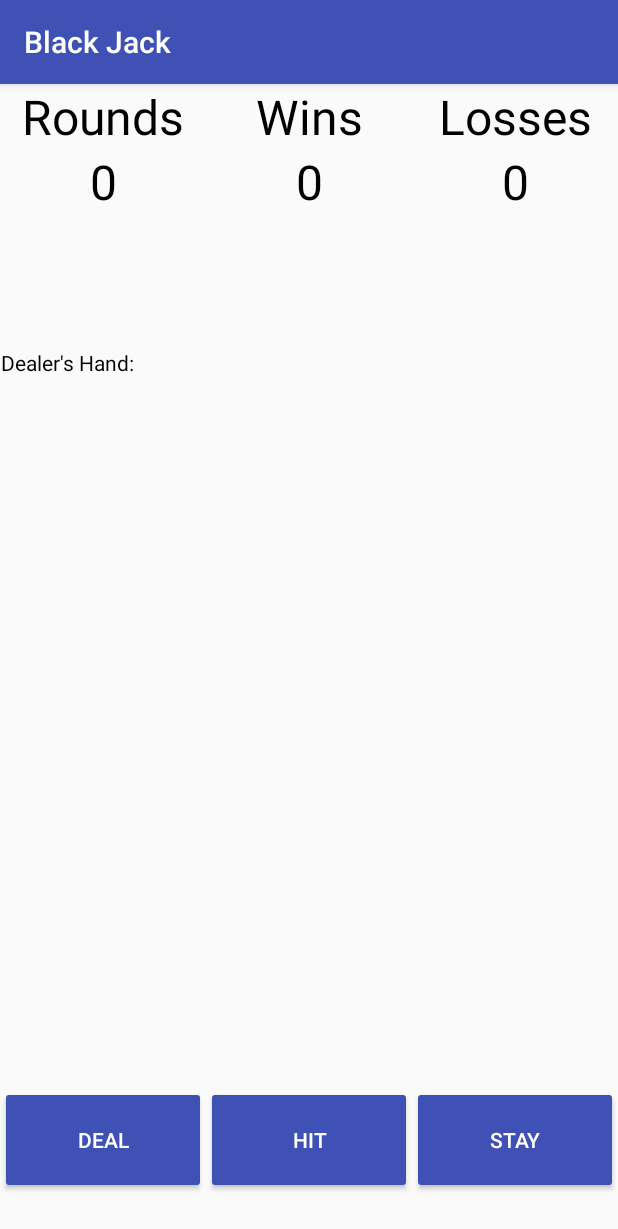
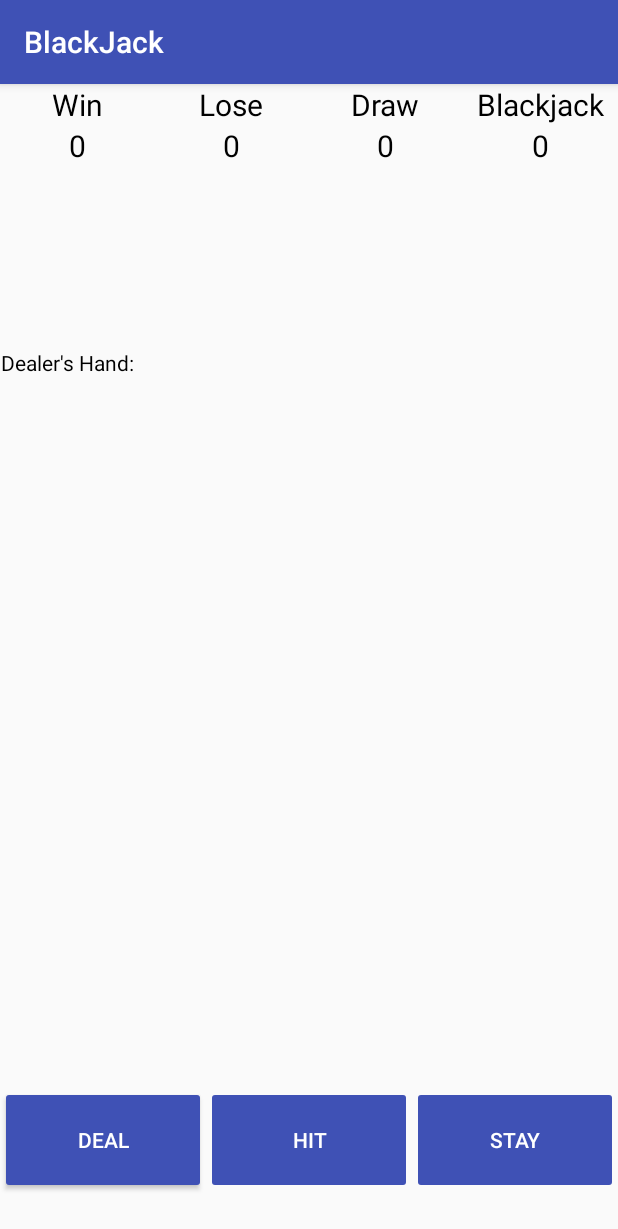
Before and after one commit to Zion-Graham/BlackJack, an Android app: the screen it shows after launch (MainActivity), on a phone screen of 412 x 824 dp. Shown: the top 1229 px of the screen. Run offline under Robolectric (Android 15) with nearby library versions, the phone set to English and light mode, and no system bars.

Commit message:
Updated MainActivity.java, activity_main.xml, dimens and string.xml.  Core flow of the game starting to be implemented.

```diff
--- a/app/src/main/res/layout/activity_main.xml
+++ b/app/src/main/res/layout/activity_main.xml
@@ -23,20 +23,20 @@
                 android:orientation="vertical"
                 android:layout_weight="1">
                 <TextView
-                    android:id="@+id/round"
                     android:layout_height="wrap_content"
                     android:layout_width="match_parent"
-                    android:text="@string/rounds"
+                    android:text="@string/wins"
                     android:gravity="center"
                     android:textColor="@android:color/black"
-                    android:textSize="32sp"/>
+                    android:textSize="@dimen/stats_text_size"/>
                 <TextView
+                    android:id="@+id/wins"
                     android:layout_width="match_parent"
                     android:layout_height="wrap_content"
                     android:gravity="center"
                     android:text="0"
                     android:textColor="@android:color/black"
-                    android:textSize="32sp"/>
+                    android:textSize="@dimen/stats_text_size"/>
             </LinearLayout>
             <LinearLayout
                 android:layout_width="0dp"
@@ -44,20 +44,20 @@
                 android:orientation="vertical"
                 android:layout_weight="1">
                 <TextView
-                    android:id="@+id/wins"
                     android:layout_height="wrap_content"
                     android:layout_width="match_parent"
-                    android:text="@string/wins"
+                    android:text="@string/losses"
                     android:gravity="center"
                     android:textColor="@android:color/black"
-                    android:textSize="32sp"/>
+                    android:textSize="@dimen/stats_text_size"/>
                 <TextView
+                    android:id="@+id/losses"
                     android:layout_width="match_parent"
                     android:layout_height="wrap_content"
                     android:gravity="center"
                     android:text="0"
                     android:textColor="@android:color/black"
-                    android:textSize="32sp"/>
+                    android:textSize="@dimen/stats_text_size"/>
             </LinearLayout>
             <LinearLayout
                 android:layout_width="0dp"
@@ -65,20 +65,41 @@
                 android:orientation="vertical"
                 android:layout_weight="1">
                 <TextView
-                    android:id="@+id/losses"
                     android:layout_height="wrap_content"
                     android:layout_width="match_parent"
-                    android:text="@string/losses"
+                    android:text="@string/draw"
                     android:gravity="center"
                     android:textColor="@android:color/black"
-                    android:textSize="32sp"/>
+                    android:textSize="@dimen/stats_text_size"/>
+                <TextView
+                    android:id="@+id/draws"
+                    android:layout_width="match_parent"
+                    android:layout_height="wrap_content"
+                    android:gravity="center"
+                    android:text="0"
+                    android:textColor="@android:color/black"
+                    android:textSize="@dimen/stats_text_size"/>
+            </LinearLayout>
+            <LinearLayout
+                android:layout_width="0dp"
+                android:layout_height="match_parent"
+                android:orientation="vertical"
+                android:layout_weight="1">
+                <TextView
+                    android:id="@+id/blackjacks"
+                    android:layout_height="wrap_content"
+                    android:layout_width="match_parent"
+                    android:text="@string/blackjacks"
+                    android:gravity="center"
+                    android:textColor="@android:color/black"
+                    android:textSize="@dimen/stats_text_size"/>
                 <TextView
                     android:layout_width="match_parent"
                     android:layout_height="wrap_content"
                     android:gravity="center"
                     android:text="0"
                     android:textColor="@android:color/black"
-                    android:textSize="32sp"/>
+                    android:textSize="@dimen/stats_text_size"/>
             </LinearLayout>
         </LinearLayout>
         <LinearLayout
@@ -114,13 +135,13 @@
         <HorizontalScrollView
             android:layout_width="match_parent"
             android:layout_height="0dp"
-            android:layout_weight="3"
-            android:paddingTop="72dp">
+            android:layout_weight="3">
             <LinearLayout
                 android:layout_width="wrap_content"
                 android:layout_height="match_parent"
                 android:orientation="horizontal"
-                android:id="@+id/player_deck"></LinearLayout>
+                android:id="@+id/player_deck"
+                android:gravity="bottom"></LinearLayout>
 
         </HorizontalScrollView>
         <LinearLayout
@@ -148,7 +169,9 @@
             android:backgroundTint="@color/colorPrimary"
             android:textColor="@android:color/white"
             android:gravity="center"
-            android:layout_gravity="center"/>
+            android:layout_gravity="center"
+            android:onClick="hit"
+            android:enabled="false"/>
 
         <Button
             android:id="@+id/stay_btn"
@@ -159,7 +182,9 @@
             android:backgroundTint="@color/colorPrimary"
             android:textColor="@android:color/white"
             android:gravity="center"
-            android:layout_gravity="center"/>
+            android:layout_gravity="center"
+            android:enabled="false"
+            android:onClick="stay"/>
         </LinearLayout>
     </LinearLayout>
 </LinearLayout>
--- a/app/src/main/res/values/dimens.xml
+++ b/app/src/main/res/values/dimens.xml
@@ -2,4 +2,5 @@
     <!-- Default screen margins, per the Android Design guidelines. -->
     <dimen name="activity_horizontal_margin">16dp</dimen>
     <dimen name="activity_vertical_margin">16dp</dimen>
+    <dimen name="stats_text_size">20sp</dimen>
 </resources>
--- a/app/src/main/res/values/strings.xml
+++ b/app/src/main/res/values/strings.xml
@@ -1,12 +1,13 @@
 <resources>
-    <string name="app_name">Black Jack</string>
+    <string name="app_name">BlackJack</string>
     <string name="title_home">Home</string>
     <string name="title_dashboard">Dashboard</string>
     <string name="title_notifications">Notifications</string>
     <string name="deal">deal</string>
     <string name="hit">Hit</string>
     <string name="stay">Stay</string>
-    <string name="wins">Wins</string>
-    <string name="rounds">Rounds</string>
-    <string name="losses">Losses</string>
+    <string name="wins">Win</string>
+    <string name="losses">Lose</string>
+    <string name="blackjacks">Blackjack</string>
+    <string name="draw">Draw</string>
 </resources>
```
Also changed, not shown: app/src/main/java/com/example/ziong/blackjack/MainActivity.java (+136 -7 lines).
